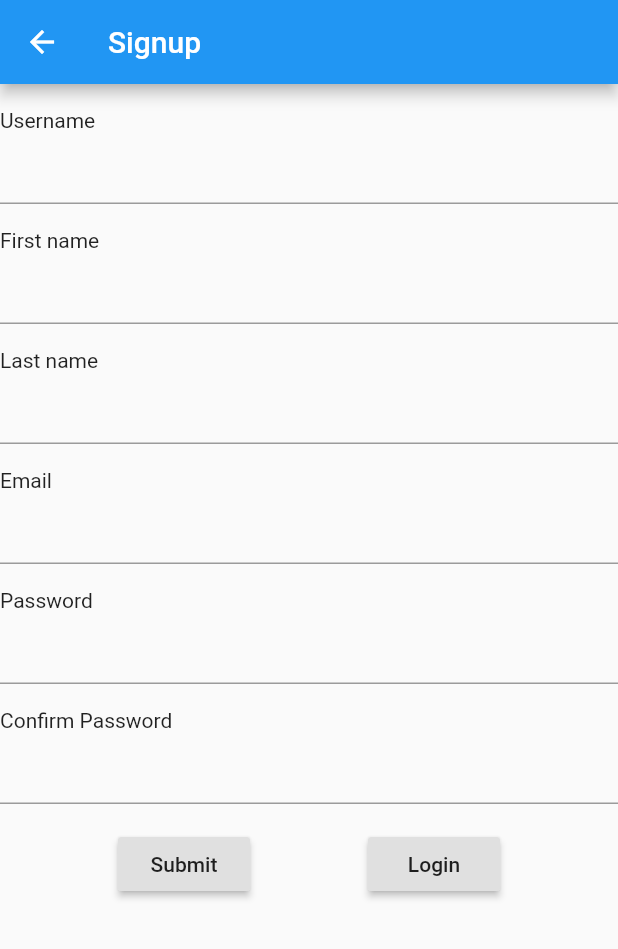
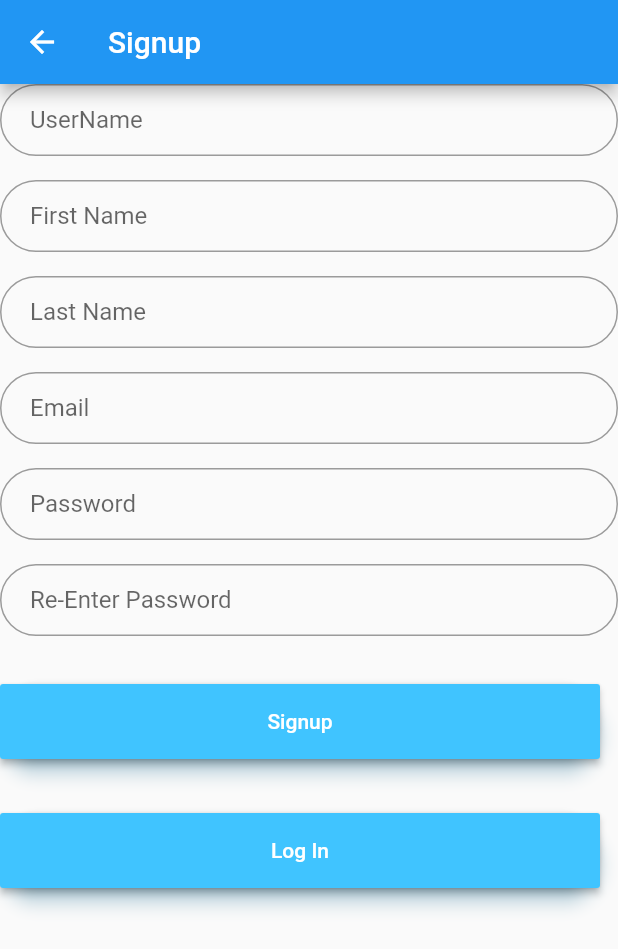
Before and after one commit to ashish-221b/location_app, a Flutter app: the Signup screen opened by its route, on a phone screen of 412 x 824 dp. Shown: the top 949 px of the screen. Run offline on Flutter 3.47's test engine with Material 2 defaults, Android fonts, the phone set to English and light mode, and no system bars; our stand-ins replace flutter_typeahead; missing offline and left inert: wifi_iot; network calls fail.

Commit message:
Merge branch 'master' of https://github.com/ashish-221b/location_app
# Conflicts:
#	lib/config.dart
#	lib/login.dart

```diff
--- a/lib/Signup.dart
+++ b/lib/Signup.dart
@@ -36,11 +36,8 @@ class _SignupState extends State<Signup> {
         if(json["status"]){
           Navigator.pushReplacementNamed(context, '/');
         }else{
-          if(json["message"].contains("duplicate key")){
-            print(json["message"]);
             Scaffold.of(context)
-                .showSnackBar(SnackBar(content: Text("User Name already exists")));
-          }
+                .showSnackBar(SnackBar(content: Text(json["error_msg"])));
         }
       }
     });
@@ -59,9 +56,26 @@ class _SignupState extends State<Signup> {
 
               crossAxisAlignment: CrossAxisAlignment.start,
               children: <Widget>[
+//                Padding(
+//                  padding: const EdgeInsets.fromLTRB(0.0,16.0,0.0,0.0),
+//                  child : Text('Username'),
+//                ),
+                TextFormField(
+                  validator: (value) {
+                    if (value.isEmpty) {
+                      return 'Please enter some text';
+                    }
+                  },
+                  decoration: InputDecoration(
+                    hintText: 'UserName',
+                    contentPadding: EdgeInsets.fromLTRB(20.0, 10.0, 20.0, 10.0),
+                    border: OutlineInputBorder(borderRadius: BorderRadius.circular(32.0)),
+                  ),
+                  controller: control_usr,
+                ),
                 Padding(
                   padding: const EdgeInsets.fromLTRB(0.0,16.0,0.0,0.0),
-                  child : Text('Username'),
+//                  child : Text('Password'),
                 ),
                 TextFormField(
                   validator: (value) {
@@ -69,11 +83,17 @@ class _SignupState extends State<Signup> {
                       return 'Please enter some text';
                     }
                   },
-                  controller: control_usr,
+                  decoration: InputDecoration(
+                    hintText: 'First Name',
+                    contentPadding: EdgeInsets.fromLTRB(20.0, 10.0, 20.0, 10.0),
+                    border: OutlineInputBorder(borderRadius: BorderRadius.circular(32.0)),
+                  ),
+//                  obscureText: false,
+                  controller: control_fir,
                 ),
                 Padding(
                   padding: const EdgeInsets.fromLTRB(0.0,16.0,0.0,0.0),
-                  child : Text('First name'),
+//                  child : Text('Last name'),
                 ),
                 TextFormField(
                   validator: (value) {
@@ -81,11 +101,17 @@ class _SignupState extends State<Signup> {
                       return 'Please enter some text';
                     }
                   },
-                  controller: control_fir,
+                  decoration: InputDecoration(
+                    hintText: 'Last Name',
+                    contentPadding: EdgeInsets.fromLTRB(20.0, 10.0, 20.0, 10.0),
+                    border: OutlineInputBorder(borderRadius: BorderRadius.circular(32.0)),
+                  ),
+//                  obscureText: false,
+                  controller: control_las,
                 ),
                 Padding(
                   padding: const EdgeInsets.fromLTRB(0.0,16.0,0.0,0.0),
-                  child : Text('Last name'),
+//                  child : Text('Email'),
                 ),
                 TextFormField(
                   validator: (value) {
@@ -93,11 +119,17 @@ class _SignupState extends State<Signup> {
                       return 'Please enter some text';
                     }
                   },
-                  controller: control_las,
+                  decoration: InputDecoration(
+                    hintText: 'Email',
+                    contentPadding: EdgeInsets.fromLTRB(20.0, 10.0, 20.0, 10.0),
+                    border: OutlineInputBorder(borderRadius: BorderRadius.circular(32.0)),
+                  ),
+//                  obscureText: false,
+                  controller: control_ema,
                 ),
                 Padding(
                   padding: const EdgeInsets.fromLTRB(0.0,16.0,0.0,0.0),
-                  child : Text('Email'),
+//                  child : Text('Password'),
                 ),
                 TextFormField(
                   validator: (value) {
@@ -105,11 +137,17 @@ class _SignupState extends State<Signup> {
                       return 'Please enter some text';
                     }
                   },
-                  controller: control_ema,
+                  decoration: InputDecoration(
+                    hintText: 'Password',
+                    contentPadding: EdgeInsets.fromLTRB(20.0, 10.0, 20.0, 10.0),
+                    border: OutlineInputBorder(borderRadius: BorderRadius.circular(32.0)),
+                  ),
+                  obscureText: true,
+                  controller: control_pwd,
                 ),
                 Padding(
                   padding: const EdgeInsets.fromLTRB(0.0,16.0,0.0,0.0),
-                  child : Text('Password'),
+//                  child : Text('Confirm Password'),
                 ),
                 TextFormField(
                   validator: (value) {
@@ -117,30 +155,29 @@ class _SignupState extends State<Signup> {
                       return 'Please enter some text';
                     }
                   },
-                  obscureText: true,
-                  controller: control_pwd,
+                  decoration: InputDecoration(
+                    hintText: 'Re-Enter Password',
+                    contentPadding: EdgeInsets.fromLTRB(20.0, 10.0, 20.0, 10.0),
+                    border: OutlineInputBorder(borderRadius: BorderRadius.circular(32.0)),
                   ),
-                Padding(
-                  padding: const EdgeInsets.fromLTRB(0.0,16.0,0.0,0.0),
-                  child : Text('Confirm Password'),
-                ),
-                TextFormField(
-                  validator: (value) {
-                    if (value.isEmpty) {
-                      return 'Please enter some text';
-                    }
-                  },
                   obscureText: true,
                   controller: control_pwd_con,
                 ),
                 Container(
                   padding: const EdgeInsets.symmetric(vertical: 16.0),
-                  child: Row(
+                  child: Column(
                     mainAxisAlignment: MainAxisAlignment.spaceEvenly,
                     children: [
-                      RaisedButton(
-                        onPressed: () {
-                          if (_formKey.currentState.validate()) {
+                      Padding(
+                        padding: EdgeInsets.symmetric(vertical: 16.0),
+                        child : Material(
+                          borderRadius: BorderRadius.circular(30.0),
+                          shadowColor: Colors.lightBlueAccent.shade100,
+                          elevation: 5.0,
+                          child:MaterialButton(
+                            minWidth: 400.0,
+                            height: 50.0,
+                            onPressed: () {if (_formKey.currentState.validate()) {
                               if(control_pwd.text!=control_pwd_con.text){
                                 setState(() {
                                   Scaffold.of(context)
@@ -156,13 +193,27 @@ class _SignupState extends State<Signup> {
                               }
                             }
                             },
-                        child: Text('Submit'),
+                            color: Colors.lightBlueAccent,
+                            child: Text('Signup', style: TextStyle(color: Colors.white)),
                           ),
-                      RaisedButton(
+                        ),
+                      ),
+                      Padding(
+                        padding: const EdgeInsets.symmetric(vertical: 10.0,horizontal: 8.0),
+                      ),
+                      Material(
+                        borderRadius: BorderRadius.circular(30.0),
+                        shadowColor: Colors.lightBlueAccent.shade100,
+                        elevation: 5.0,
+                        child: MaterialButton(
+                          minWidth: 400.0,
+                          height: 50.0,
                           onPressed: () {
                             Navigator.pushReplacementNamed(context, '/');
                           },
-                        child: Text('Login'),
+                          color: Colors.lightBlueAccent,
+                          child: Text('Log In', style: TextStyle(color: Colors.white)),
+                        ),
                       ),
                     ],
                   ),
--- a/lib/config.dart
+++ b/lib/config.dart
@@ -1,8 +1,9 @@
 import 'package:flutter/material.dart';
 
 class config{
-  static const String url  = "http://10.130.154.50:8080/SpotMe/";
+//  static const String url  = "http://10.130.154.50:8080/SpotMe/";
 //  static const String url  = "http://192.168.1.108:8080/SpotMe/";
+  static const String url  = "http://192.168.0.100:8080/SpotMe/";
   static const String login = "slogin/";
   static const String signup = "sreg/";
   static const String logout = "slogout/";
@@ -11,6 +12,7 @@ class config{
   static const String course_register = "scourse_register/";
   static const String course_details = "scourse_details/";
   static const String ping = "ping/";
+  static const String get_location = "get_location/";
   static const String create = "/CreateConversation";
   static const String auto = "/AutoCompleteUser";
   static const String list_loc = "list_location/";
@@ -19,8 +21,5 @@ class config{
   static String usern = " ";
   static String usere = " ";
   static const int timeout = 5;
-  static final GlobalKey<ScaffoldState> keyboi = new GlobalKey<ScaffoldState>();
-
-
   static bool isLoading;
 }
--- a/lib/loading.dart
+++ b/lib/loading.dart
@@ -11,7 +11,7 @@ class _App_loadingState extends State<App_loading> {
   @override
   Widget build(BuildContext context){
     return Scaffold(
-      key: config.keyboi,
+//      key: config.keyboi,
       body: Center(
         child: CircularProgressIndicator(
           valueColor: AlwaysStoppedAnimation<Color>(Colors.blue),
--- a/lib/main.dart
+++ b/lib/main.dart
@@ -7,6 +7,7 @@ import 'Signup.dart';
 import 'Wifi_Api.dart';
 import 'loc_feedback.dart';
 import 'courseLectures.dart';
+import 'Get_Loc.dart';
 
 void main() => runApp(new MyApp());
 
@@ -21,7 +22,7 @@ class MyApp extends StatelessWidget {
         '/home' : (context) => Home(),
         '/Create': (context) => NewConv(),
         '/signup' : (context) => Signup(),
-        '/wifi_loc' : (context) => Loc_feedback(),
+        '/wifi_loc' : (context) => Get_Loc(),
         '/register' : (context) => Register(),
         '/loc_feedback' : (context) => Loc_feedback(),
       },
--- a/lib/session.dart
+++ b/lib/session.dart
@@ -37,7 +37,7 @@ class Session {
       http.Response response = await http.post(url, body: data, headers: headers).timeout(
           const Duration(seconds: config.timeout));
       updateCookie(response);
-      print(headers);
+      print(url);
       return response.body;
     }catch(e){
       print('hello there\n');
@@ -47,7 +47,7 @@ class Session {
 
   void updateCookie(http.Response response) {
     String rawCookie = response.headers['set-cookie'];
-    print(rawCookie);
+//    print(rawCookie);
     if (rawCookie != null) {
       int index = rawCookie.indexOf('sessionid');
       headers['cookie'] =
```
Also changed, not shown: lib/Get_Loc.dart (added, +120 -0 lines), lib/Wifi_Api.dart (+1 -223 lines), lib/courseLectures.dart (+9 -3 lines), lib/drawer.dart (+0 -12 lines), lib/home.dart (+1 -21 lines), lib/login.dart (+20 -3 lines). Lines whose indentation alone changed are shown as unchanged.
